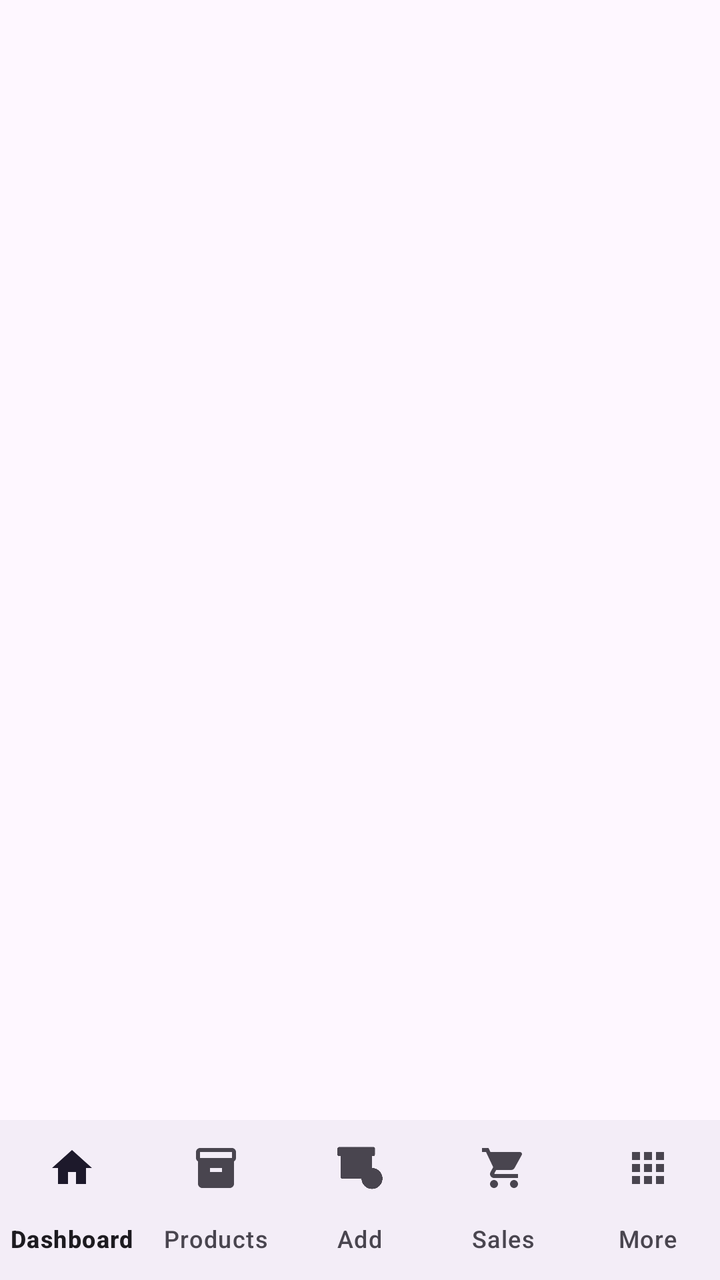
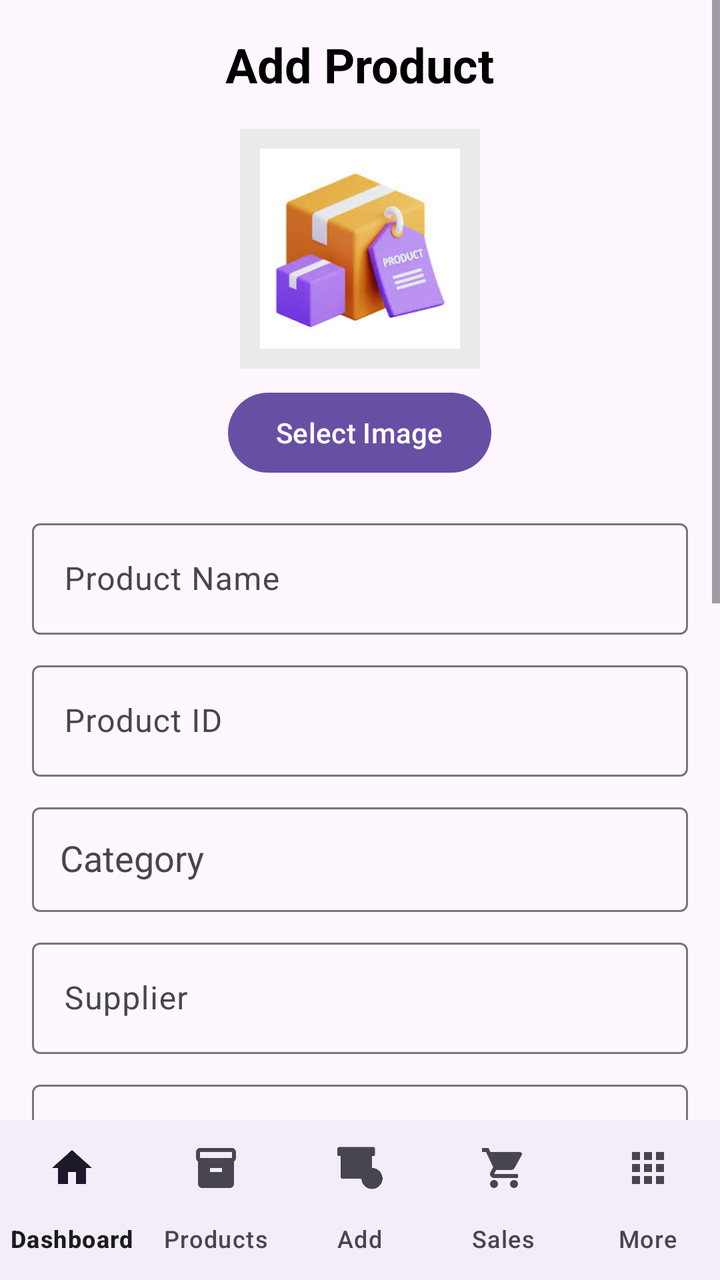

An Android layout rendered at two revisions. The XML below is the earlier revision; the diff shows what the commit changed to produce the second picture.
<!-- AndroidManifest.xml: application theme Theme.MyApplication -->
<!-- res/layout/activity_add.xml -->
<?xml version="1.0" encoding="utf-8"?>
<androidx.constraintlayout.widget.ConstraintLayout xmlns:android="http://schemas.android.com/apk/res/android"
    xmlns:app="http://schemas.android.com/apk/res-auto"
    xmlns:tools="http://schemas.android.com/tools"
    android:id="@+id/main"
    android:layout_width="match_parent"
    android:layout_height="match_parent"
    tools:context=".Add">

    <com.google.android.material.bottomnavigation.BottomNavigationView
        android:id="@+id/bottom"
        android:layout_width="match_parent"
        android:layout_height="wrap_content"
        app:layout_constraintBottom_toBottomOf="parent"
        app:layout_constraintStart_toStartOf="parent"
        app:layout_constraintEnd_toEndOf="parent"
        app:menu="@menu/bottom"
        app:labelVisibilityMode="labeled"
        android:layout_alignParentBottom="true" />
</androidx.constraintlayout.widget.ConstraintLayout>
<!-- resources referenced by this layout -->
<resources>
  <style name="Theme.MyApplication" parent="Base.Theme.MyApplication" />
  <style name="Base.Theme.MyApplication" parent="Theme.Material3.DayNight.NoActionBar">
          
          
      </style>
</resources>

<!-- the commit's change to res/layout/activity_add.xml (unified diff, before → after) -->
@@ -6,6 +6,329 @@
     android:layout_width="match_parent"
     android:layout_height="match_parent"
     tools:context=".Add">
+
+    <ScrollView
+        android:layout_width="match_parent"
+        android:layout_height="0dp"
+        app:layout_constraintTop_toTopOf="parent"
+        app:layout_constraintBottom_toTopOf="@id/bottom">
+
+
+
+
+        <LinearLayout
+
+            android:layout_width="match_parent"
+
+            android:layout_height="wrap_content"
+
+            android:orientation="vertical"
+
+            android:padding="16dp">
+
+
+            <TextView
+
+                android:layout_width="wrap_content"
+
+                android:layout_height="wrap_content"
+
+                android:layout_gravity="center"
+
+                android:text="Add Product"
+
+                android:textColor="#000000"
+
+                android:textSize="24sp"
+
+                android:textStyle="bold" />
+
+
+            <ImageView
+
+            android:id="@+id/imgProduct"
+
+            android:layout_width="120dp"
+
+            android:layout_height="120dp"
+
+            android:layout_gravity="center"
+
+            android:layout_marginTop="16dp"
+
+            android:src="@drawable/products"
+
+            android:background="#EAEAEA"
+
+            android:padding="10dp"/>
+
+          <Button
+
+            android:id="@+id/btnSelectImage"
+
+            android:layout_width="wrap_content"
+
+            android:layout_height="wrap_content"
+
+            android:text="Select Image"
+
+            android:layout_gravity="center"
+
+            android:layout_marginTop="8dp"/>
+
+
+          <com.google.android.material.textfield.TextInputLayout
+
+            android:layout_width="match_parent"
+
+            android:layout_height="wrap_content"
+
+            android:layout_marginTop="16dp">
+
+            <com.google.android.material.textfield.TextInputEditText
+
+                android:id="@+id/etProductName"
+
+                android:layout_width="match_parent"
+
+                android:layout_height="wrap_content"
+
+                android:hint="Product Name"/>
+
+          </com.google.android.material.textfield.TextInputLayout>
+
+
+           <com.google.android.material.textfield.TextInputLayout
+
+            android:layout_width="match_parent"
+
+            android:layout_height="wrap_content"
+
+            android:layout_marginTop="10dp">
+
+            <com.google.android.material.textfield.TextInputEditText
+
+                android:id="@+id/etProductID"
+
+                android:layout_width="match_parent"
+
+                android:layout_height="wrap_content"
+
+                android:hint="Product ID"/>
+
+           </com.google.android.material.textfield.TextInputLayout>
+
+
+
+          <com.google.android.material.textfield.TextInputLayout
+
+            android:layout_width="match_parent"
+
+            android:layout_height="wrap_content"
+
+            android:layout_marginTop="10dp">
+
+              <AutoCompleteTextView
+
+                android:id="@+id/actCategory"
+
+                android:layout_width="match_parent"
+
+                android:layout_height="wrap_content"
+                  android:padding="14dp"
+
+                android:hint="Category"/>
+
+           </com.google.android.material.textfield.TextInputLayout>
+
+
+
+          <com.google.android.material.textfield.TextInputLayout
+
+            android:layout_width="match_parent"
+
+            android:layout_height="wrap_content"
+
+            android:layout_marginTop="10dp">
+
+            <com.google.android.material.textfield.TextInputEditText
+
+                android:id="@+id/etSupplier"
+
+                android:layout_width="match_parent"
+
+                android:layout_height="wrap_content"
+
+                android:hint="Supplier"/>
+
+          </com.google.android.material.textfield.TextInputLayout>
+
+
+          <com.google.android.material.textfield.TextInputLayout
+
+            android:layout_width="match_parent"
+
+            android:layout_height="wrap_content"
+
+            android:layout_marginTop="10dp">
+
+            <com.google.android.material.textfield.TextInputEditText
+
+                android:id="@+id/etPrice"
+
+                android:layout_width="match_parent"
+
+                android:layout_height="wrap_content"
+
+                android:hint="Price"
+
+                android:inputType="numberDecimal"/>
+
+          </com.google.android.material.textfield.TextInputLayout>
+
+
+
+          <com.google.android.material.textfield.TextInputLayout
+
+            android:layout_width="match_parent"
+
+            android:layout_height="wrap_content"
+
+            android:layout_marginTop="10dp">
+
+            <com.google.android.material.textfield.TextInputEditText
+
+                android:id="@+id/etQuantity"
+
+                android:layout_width="match_parent"
+
+                android:layout_height="wrap_content"
+
+                android:hint="Quantity"
+
+                android:inputType="number"/>
+
+        </com.google.android.material.textfield.TextInputLayout>
+
+
+
+           <TextView
+
+            android:layout_width="wrap_content"
+
+            android:layout_height="wrap_content"
+
+            android:text="Product QR Code"
+
+            android:textStyle="bold"
+
+            android:layout_marginTop="20dp"/>
+
+           <ImageView
+
+            android:id="@+id/imgQRCode"
+
+            android:layout_width="180dp"
+
+            android:layout_height="180dp"
+
+            android:layout_gravity="center"
+
+            android:layout_marginTop="10dp"
+
+            android:src="@drawable/baseline_qr_code_scanner_24"/>
+
+        <LinearLayout
+
+            android:layout_width="match_parent"
+
+            android:layout_height="wrap_content"
+
+            android:orientation="horizontal"
+
+            android:gravity="center"
+
+            android:layout_marginTop="10dp">
+
+            <Button
+
+                android:id="@+id/btnGenerateQR"
+
+                android:layout_width="wrap_content"
+
+                android:layout_height="wrap_content"
+
+                android:text="Generate QR"/>
+
+            <Button
+
+                android:id="@+id/btnScanQR"
+
+                android:layout_width="wrap_content"
+
+                android:layout_height="wrap_content"
+
+                android:text="Scan QR"
+
+                android:layout_marginStart="12dp"/>
+
+            </LinearLayout>
+
+
+
+          <LinearLayout
+
+            android:layout_width="match_parent"
+
+            android:layout_height="wrap_content"
+
+            android:orientation="horizontal"
+
+            android:gravity="center"
+
+            android:layout_marginTop="20dp">
+
+            <Button
+
+                android:id="@+id/btnSave"
+
+                android:layout_width="wrap_content"
+
+                android:layout_height="wrap_content"
+
+                android:text="Save"/>
+
+            <Button
+
+                android:id="@+id/btnUpdate"
+
+                android:layout_width="wrap_content"
+
+                android:layout_height="wrap_content"
+
+                android:text="Update"
+
+                android:layout_marginStart="8dp"/>
+
+            <Button
+
+                android:id="@+id/btnCancel"
+
+                android:layout_width="wrap_content"
+
+                android:layout_height="wrap_content"
+
+                android:text="Cancel"
+
+                android:layout_marginStart="8dp"/>
+
+          </LinearLayout>
+
+        </LinearLayout>
+
+    </ScrollView>
+
+
 
     <com.google.android.material.bottomnavigation.BottomNavigationView
         android:id="@+id/bottom"
<!-- resource entries referenced after the edit -->
@@ -1,5 +1,12 @@
 <!-- resources referenced by this layout -->
 <resources>
+  <!-- drawable baseline_qr_code_scanner_24 (drawable) -->
+  <vector xmlns:android="http://schemas.android.com/apk/res/android" android:height="24dp" android:tint="#000000" android:viewportHeight="24" android:viewportWidth="24" android:width="24dp">
+        
+      <path android:fillColor="@android:color/white" android:pathData="M9.5,6.5v3h-3v-3H9.5M11,5H5v6h6V5L11,5zM9.5,14.5v3h-3v-3H9.5M11,13H5v6h6V13L11,13zM17.5,6.5v3h-3v-3H17.5M19,5h-6v6h6V5L19,5zM13,13h1.5v1.5H13V13zM14.5,14.5H16V16h-1.5V14.5zM16,13h1.5v1.5H16V13zM13,16h1.5v1.5H13V16zM14.5,17.5H16V19h-1.5V17.5zM16,16h1.5v1.5H16V16zM17.5,14.5H19V16h-1.5V14.5zM17.5,17.5H19V19h-1.5V17.5zM22,7h-2V4h-3V2h5V7zM22,22v-5h-2v3h-3v2H22zM2,22h5v-2H4v-3H2V22zM2,2v5h2V4h3V2H2z"/>
+      
+  </vector>
+  <!-- drawable products: jpg bitmap (drawable, 7032 bytes) -->
   <style name="Theme.MyApplication" parent="Base.Theme.MyApplication" />
   <style name="Base.Theme.MyApplication" parent="Theme.Material3.DayNight.NoActionBar">
           
